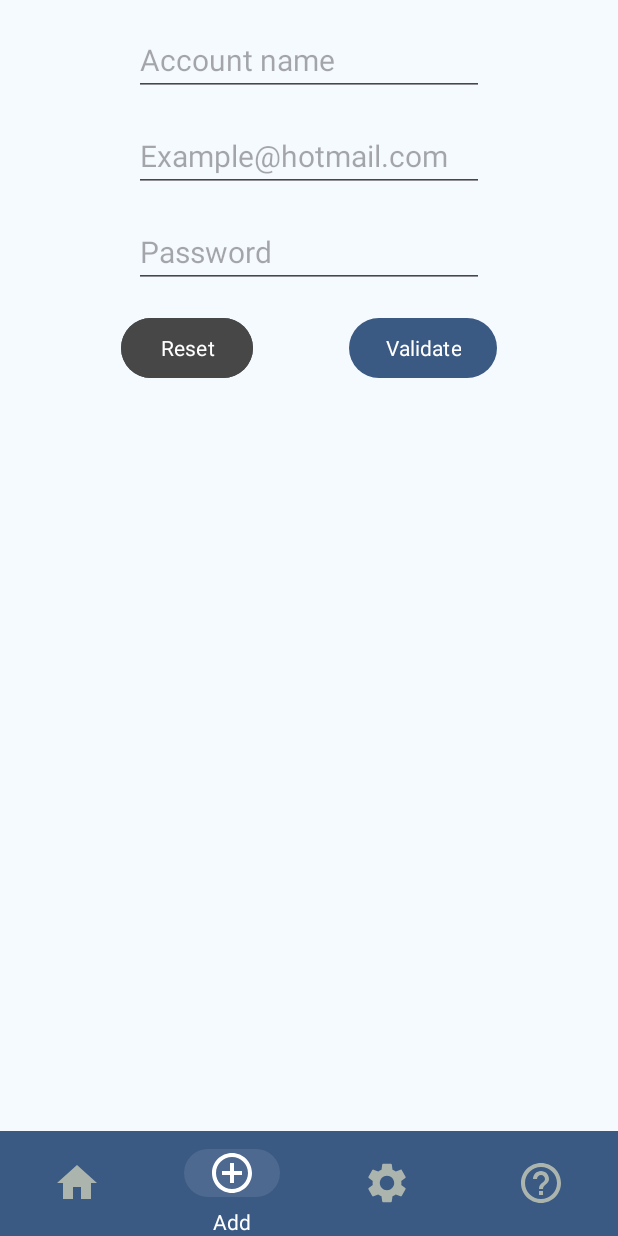
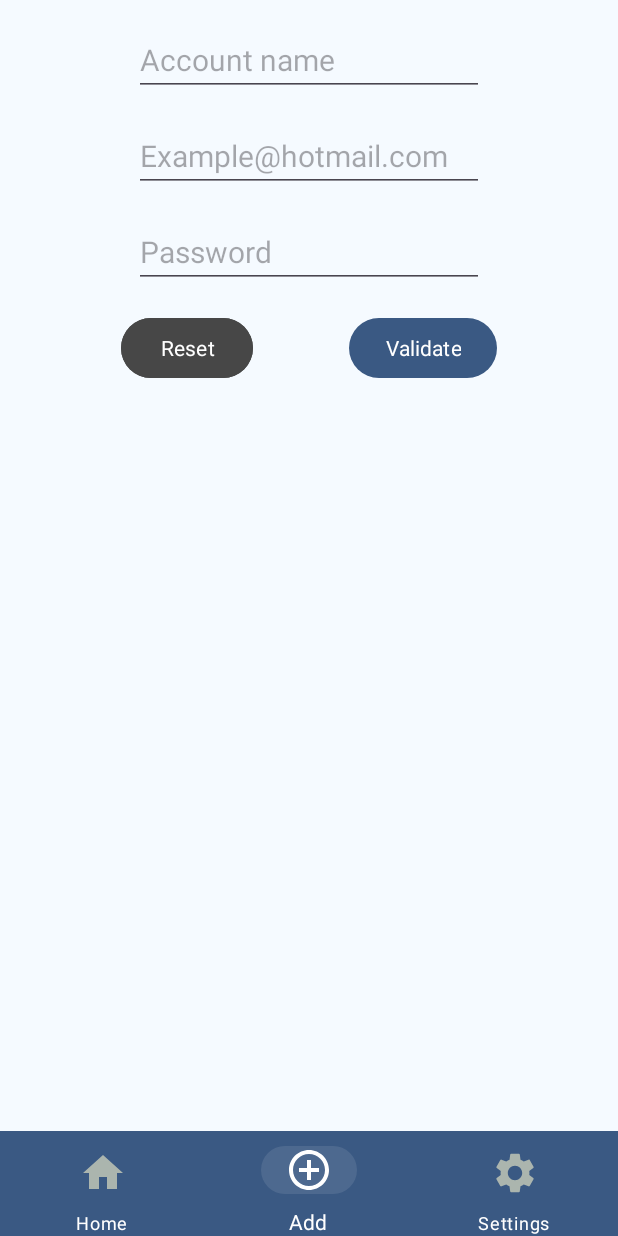
Before and after one commit to tobiridi/mini-projects, an Android app: the MainActivity screen opened directly, with no data from a screen before it, item 2 of the bottom bar chosen, on a phone screen of 412 x 824 dp. Run offline under Robolectric (Android 15) with nearby library versions, the phone set to English and light mode, and no system bars; our stand-ins replace Room's generated code.

Commit message:
remove help feature

```diff
--- a/password_security/app/src/main/java/be/tobiridi/passwordsecurity/MainActivity.java
+++ b/password_security/app/src/main/java/be/tobiridi/passwordsecurity/MainActivity.java
@@ -17,7 +17,6 @@ import com.google.android.material.bottomnavigation.BottomNavigationView;
 import java.util.HashMap;
 
 import be.tobiridi.passwordsecurity.ui.addAccount.AddAcountFragment;
-import be.tobiridi.passwordsecurity.ui.help.HelpFragment;
 import be.tobiridi.passwordsecurity.ui.home.HomeFragment;
 import be.tobiridi.passwordsecurity.ui.settings.SettingsFragment;
 
@@ -49,7 +48,6 @@ public class MainActivity extends AppCompatActivity {
         this._fragments.put(R.id.nav_home, HomeFragment.newInstance());
         this._fragments.put(R.id.nav_add, AddAcountFragment.newInstance());
         this._fragments.put(R.id.nav_settings, SettingsFragment.newInstance());
-        this._fragments.put(R.id.nav_help, HelpFragment.newInstance());
 
         this.initListener();
     }
--- a/password_security/app/src/main/java/be/tobiridi/passwordsecurity/ui/help/HelpFragment.java
+++ /dev/null
@@ -1,38 +0,0 @@
-package be.tobiridi.passwordsecurity.ui.help;
-
-import androidx.lifecycle.ViewModelProvider;
-
-import android.os.Bundle;
-
-import androidx.annotation.NonNull;
-import androidx.annotation.Nullable;
-import androidx.fragment.app.Fragment;
-
-import android.view.LayoutInflater;
-import android.view.View;
-import android.view.ViewGroup;
-
-import be.tobiridi.passwordsecurity.R;
-
-public class HelpFragment extends Fragment {
-
-    private HelpViewModel mViewModel;
-
-    public static HelpFragment newInstance() {
-        return new HelpFragment();
-    }
-
-    @Override
-    public View onCreateView(@NonNull LayoutInflater inflater, @Nullable ViewGroup container,
-                             @Nullable Bundle savedInstanceState) {
-        return inflater.inflate(R.layout.fragment_help, container, false);
-    }
-
-    @Override
-    public void onActivityCreated(@Nullable Bundle savedInstanceState) {
-        super.onActivityCreated(savedInstanceState);
-        mViewModel = new ViewModelProvider(this).get(HelpViewModel.class);
-        // TODO: Use the ViewModel
-    }
-
-}
--- a/password_security/app/src/main/res/drawable/baseline_help_outline_24.xml
+++ /dev/null
@@ -1,5 +0,0 @@
-<vector xmlns:android="http://schemas.android.com/apk/res/android" android:autoMirrored="true" android:height="24dp" android:tint="#000000" android:viewportHeight="24" android:viewportWidth="24" android:width="24dp">
-
-    <path android:fillColor="@android:color/white" android:pathData="M11,18h2v-2h-2v2zM12,2C6.48,2 2,6.48 2,12s4.48,10 10,10 10,-4.48 10,-10S17.52,2 12,2zM12,20c-4.41,0 -8,-3.59 -8,-8s3.59,-8 8,-8 8,3.59 8,8 -3.59,8 -8,8zM12,6c-2.21,0 -4,1.79 -4,4h2c0,-1.1 0.9,-2 2,-2s2,0.9 2,2c0,2 -3,1.75 -3,5h2c0,-2.25 3,-2.5 3,-5 0,-2.21 -1.79,-4 -4,-4z"/>
-
-</vector>
--- a/password_security/app/src/main/res/menu/menu_bottom_nav.xml
+++ b/password_security/app/src/main/res/menu/menu_bottom_nav.xml
@@ -17,8 +17,4 @@
         app:showAsAction="ifRoom"
         android:id="@+id/nav_settings"/>
 
-    <item android:title="@string/nav_help"
-        android:icon="@drawable/baseline_help_outline_24"
-        app:showAsAction="ifRoom"
-        android:id="@+id/nav_help"/>
 </menu>
--- a/password_security/app/src/main/res/values/strings.xml
+++ b/password_security/app/src/main/res/values/strings.xml
@@ -26,7 +26,6 @@
     <string name="nav_home">Home</string>
     <string name="nav_add">Add</string>
     <string name="nav_settings">Settings</string>
-    <string name="nav_help">Help</string>
     <!-- hint text -->
     <string name="hint_search">Search…</string>
     <string name="hint_account_name">Account name</string>
```
Also changed, not shown: password_security/app/src/main/java/be/tobiridi/passwordsecurity/ui/help/HelpViewModel.java (deleted, +0 -7 lines), password_security/app/src/main/res/layout/fragment_help.xml (deleted, +0 -14 lines), 1 other file.
